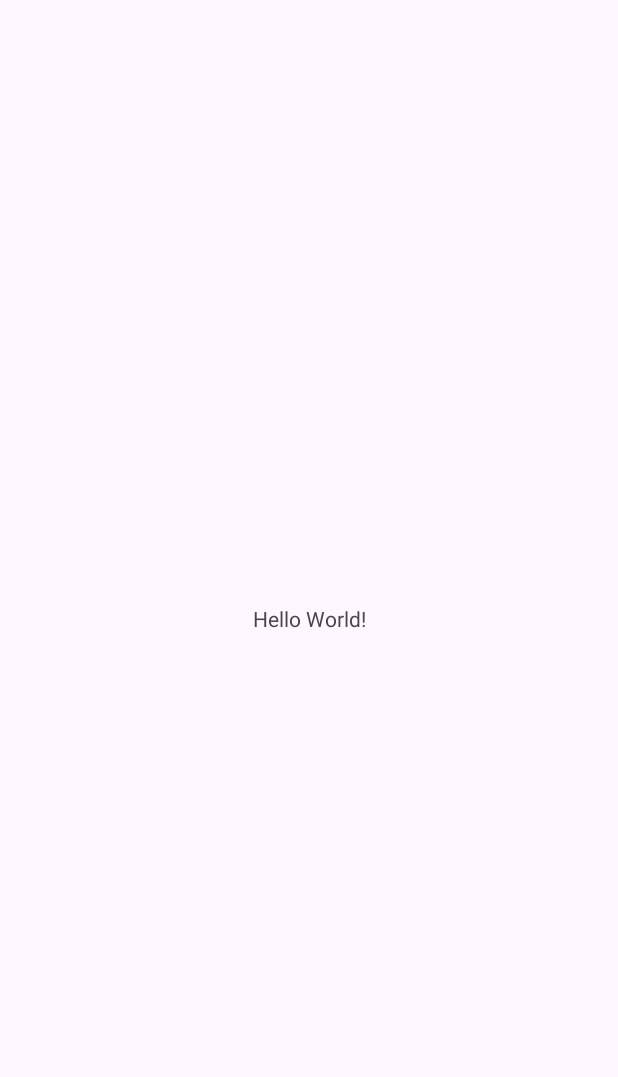
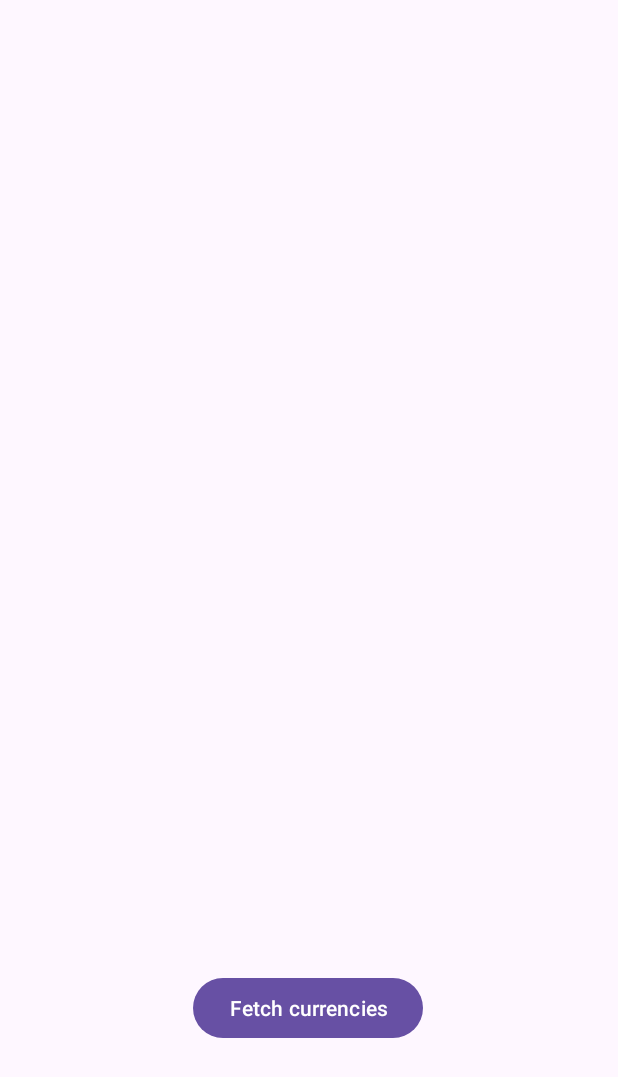
Before and after one commit to Rapsas/praktikos-darbas-4, an Android app: the screen it shows after launch (MainActivity), on a phone screen of 412 x 824 dp. Before the commit the part shown is almost empty. Shown: the top 1077 px of the screen. Run offline under Robolectric (Android 15) with nearby library versions, the phone set to English and light mode, and no system bars.

Commit message:
Lab4 commit

```diff
--- a/app/src/main/AndroidManifest.xml
+++ b/app/src/main/AndroidManifest.xml
@@ -1,6 +1,9 @@
 <?xml version="1.0" encoding="utf-8"?>
 <manifest xmlns:android="http://schemas.android.com/apk/res/android"
     xmlns:tools="http://schemas.android.com/tools">
+    <uses-permission android:name="android.permission.ACCESS_NETWORK_STATE"/>
+    <uses-permission android:name="android.permission.ACCESS_WIFI_STATE"/>
+    <uses-permission android:name="android.permission.INTERNET"/>
 
     <application
         android:allowBackup="true"
--- a/app/src/main/java/com/example/praktikos_darbas_4/MainActivity.java
+++ b/app/src/main/java/com/example/praktikos_darbas_4/MainActivity.java
@@ -1,24 +1,33 @@
 package com.example.praktikos_darbas_4;
 
 import android.os.Bundle;
+import android.widget.Button;
+import android.widget.ListView;
+import android.widget.Toast;
 
-import androidx.activity.EdgeToEdge;
 import androidx.appcompat.app.AppCompatActivity;
-import androidx.core.graphics.Insets;
-import androidx.core.view.ViewCompat;
-import androidx.core.view.WindowInsetsCompat;
 
 public class MainActivity extends AppCompatActivity {
+    private Button downloadButton;
+    private ListView currecyList;
 
     @Override
     protected void onCreate(Bundle savedInstanceState) {
         super.onCreate(savedInstanceState);
-        EdgeToEdge.enable(this);
         setContentView(R.layout.activity_main);
-        ViewCompat.setOnApplyWindowInsetsListener(findViewById(R.id.main), (v, insets) -> {
-            Insets systemBars = insets.getInsets(WindowInsetsCompat.Type.systemBars());
-            v.setPadding(systemBars.left, systemBars.top, systemBars.right, systemBars.bottom);
-            return insets;
-        });
+
+        currecyList = findViewById(R.id.currencyListView);
+        downloadButton = findViewById(R.id.getDataButton);
+        downloadButton.setOnClickListener(v -> DownloadData());
+    }
+
+    private void DownloadData(){
+        try {
+            new DataLoader(this, currecyList).execute();
+            Toast.makeText(this, getString(R.string.successMessage), Toast.LENGTH_SHORT).show();
+        }
+        catch (Exception e){
+            Toast.makeText(this, getString(R.string.failureMessage), Toast.LENGTH_SHORT).show();
+        }
     }
 }
--- a/app/src/main/res/layout/activity_main.xml
+++ b/app/src/main/res/layout/activity_main.xml
@@ -7,13 +7,25 @@
     android:layout_height="match_parent"
     tools:context=".MainActivity">
 
-    <TextView
+    <ListView
+        android:id="@+id/currencyListView"
+        android:layout_width="399dp"
+        android:layout_height="645dp"
+        app:layout_constraintBottom_toTopOf="@+id/getDataButton"
+        app:layout_constraintEnd_toEndOf="parent"
+        app:layout_constraintHorizontal_bias="0.428"
+        app:layout_constraintStart_toStartOf="parent"
+        app:layout_constraintTop_toTopOf="parent"
+        app:layout_constraintVertical_bias="0.113" />
+
+    <Button
+        android:id="@+id/getDataButton"
         android:layout_width="wrap_content"
         android:layout_height="wrap_content"
-        android:text="Hello World!"
+        android:layout_marginBottom="128dp"
+        android:text="@string/getDataButtonText"
         app:layout_constraintBottom_toBottomOf="parent"
         app:layout_constraintEnd_toEndOf="parent"
-        app:layout_constraintStart_toStartOf="parent"
-        app:layout_constraintTop_toTopOf="parent" />
-
+        app:layout_constraintHorizontal_bias="0.498"
+        app:layout_constraintStart_toStartOf="parent" />
 </androidx.constraintlayout.widget.ConstraintLayout>
--- a/app/src/main/res/values/strings.xml
+++ b/app/src/main/res/values/strings.xml
@@ -1,3 +1,6 @@
 <resources>
     <string name="app_name">praktikos-darbas-4</string>
+    <string name="getDataButtonText">Fetch currencies</string>
+    <string name="successMessage">Data downloaded</string>
+    <string name="failureMessage">Data failed to download</string>
 </resources>
```
Also changed, not shown: app/src/main/java/com/example/praktikos_darbas_4/CurrencyItem.java (added, +24 -0 lines), app/src/main/java/com/example/praktikos_darbas_4/DataLoader.java (added, +49 -0 lines), app/src/main/java/com/example/praktikos_darbas_4/DataParser.java (added, +32 -0 lines).
